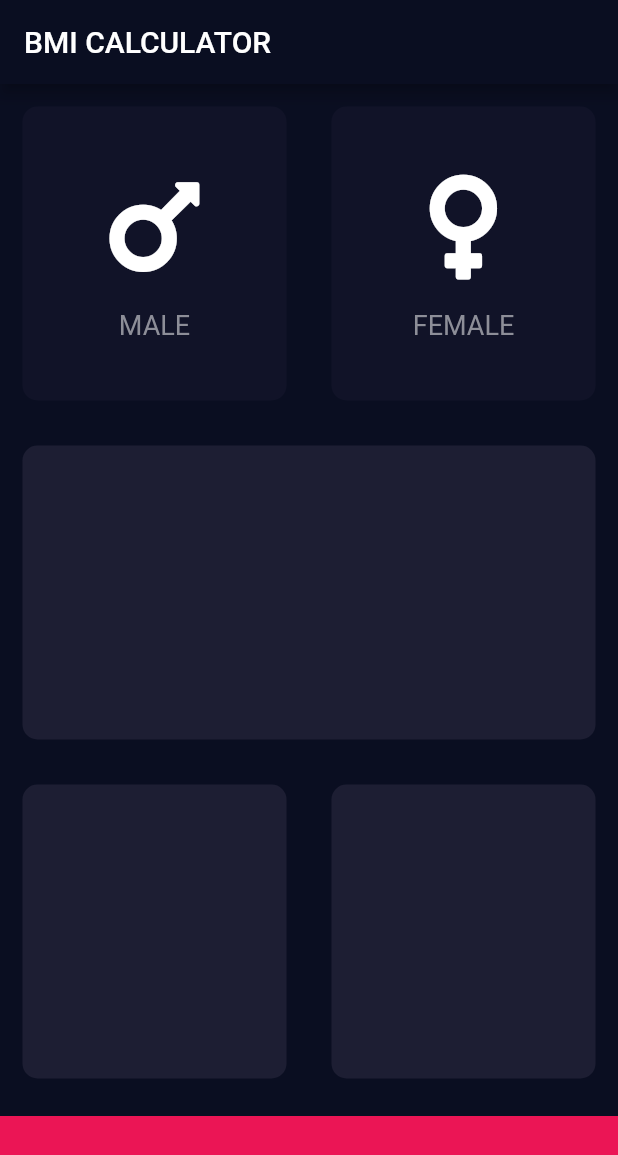
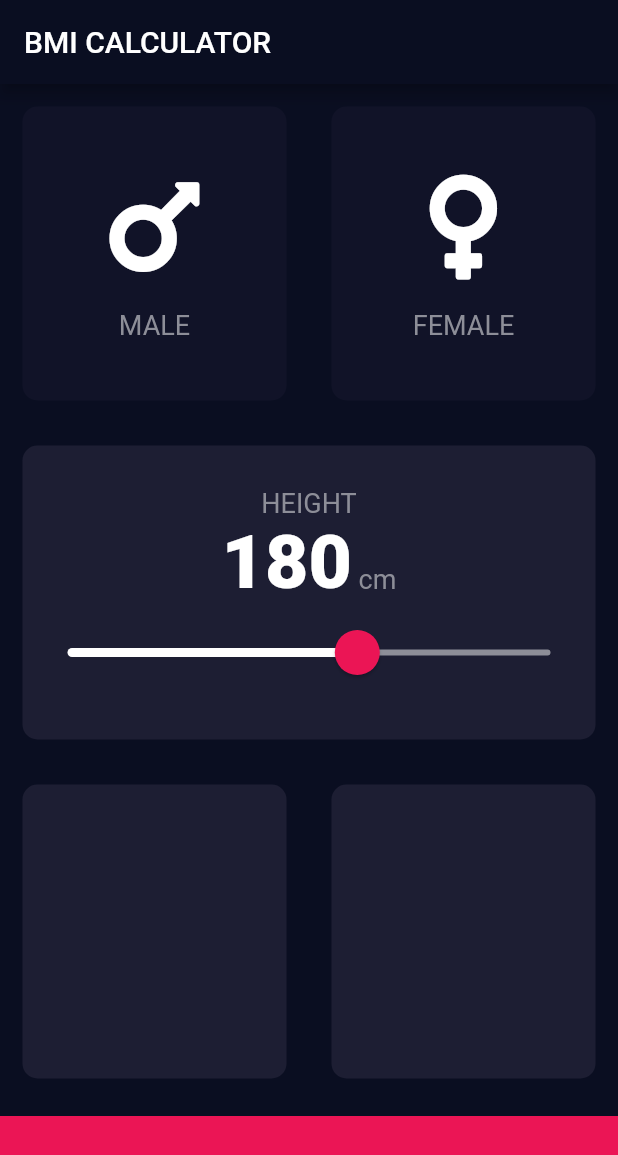
Before and after one commit to RainerGevers/flutter-training, a Flutter app: the screen it shows after launch, on a phone screen of 412 x 824 dp. Shown: the top 1155 px of the screen. Run offline on Flutter 3.47's test engine with Material 2 defaults, Android fonts, the phone set to English and light mode, and no system bars; our stand-ins replace audioplayers, font_awesome_flutter, rflutter_alert.

Commit message:
Added a slider

```diff
--- /dev/null
+++ b/007_bmi-calculator/lib/constants.dart
@@ -0,0 +1,15 @@
+import 'package:flutter/material.dart';
+
+const kBottomContainerHeight = 80.0;
+const kActiveCardColour = Color(0xFF1D1E33);
+const kInactiveCardColour = Color(0xFF111328);
+const kBottomContainerColour = Color(0xFFEB1555);
+const double kMaxHeight = 220;
+const double kMinHeight = 120;
+
+const kLabelTextStyle = TextStyle(
+  fontSize: 18,
+  color: Color(0xFF8D8E98),
+);
+
+const kNumberTextStyle = TextStyle(fontSize: 50, fontWeight: FontWeight.w900);
--- a/007_bmi-calculator/lib/icon_content.dart
+++ b/007_bmi-calculator/lib/icon_content.dart
@@ -1,9 +1,6 @@
 import 'package:flutter/material.dart';
 
-const labelTextStyle = TextStyle(
-  fontSize: 18,
-  color: Color(0xFF8D8E98),
-);
+import 'constants.dart';
 
 class GenderSelectionWidget extends StatelessWidget {
   final IconData genderIcon;
@@ -25,7 +22,7 @@ class GenderSelectionWidget extends StatelessWidget {
         ),
         Text(
           genderText,
-          style: labelTextStyle,
+          style: kLabelTextStyle,
         ),
       ],
     );
--- a/007_bmi-calculator/lib/input_page.dart
+++ b/007_bmi-calculator/lib/input_page.dart
@@ -1,13 +1,9 @@
 import 'package:flutter/material.dart';
 import 'package:font_awesome_flutter/font_awesome_flutter.dart';
 
+import 'constants.dart';
 import 'icon_content.dart';
 import 'reusable_card.dart';
-
-const bottomContainerHeight = 80.0;
-const activeCardColour = Color(0xFF1D1E33);
-const inactiveCardColour = Color(0xFF111328);
-const bottomContainerColour = Color(0xFFEB1555);
 
 enum Gender { male, female }
 
@@ -18,6 +14,7 @@ class InputPage extends StatefulWidget {
 
 class _InputPageState extends State<InputPage> {
   Gender selectedGender;
+  int height = 180;
 
   @override
   Widget build(BuildContext context) {
@@ -26,6 +23,7 @@ class _InputPageState extends State<InputPage> {
         title: Text('BMI CALCULATOR'),
       ),
       body: Column(
+        crossAxisAlignment: CrossAxisAlignment.stretch,
         children: [
           Expanded(
             child: Row(
@@ -33,8 +31,8 @@ class _InputPageState extends State<InputPage> {
                 Expanded(
                   child: ReusableCard(
                     colour: selectedGender == Gender.male
-                        ? activeCardColour
-                        : inactiveCardColour,
+                        ? kActiveCardColour
+                        : kInactiveCardColour,
                     cardChild: GenderSelectionWidget(
                       genderIcon: FontAwesomeIcons.mars,
                       genderText: 'MALE',
@@ -49,8 +47,8 @@ class _InputPageState extends State<InputPage> {
                 Expanded(
                   child: ReusableCard(
                     colour: selectedGender == Gender.female
-                        ? activeCardColour
-                        : inactiveCardColour,
+                        ? kActiveCardColour
+                        : kInactiveCardColour,
                     cardChild: GenderSelectionWidget(
                       genderIcon: FontAwesomeIcons.venus,
                       genderText: 'FEMALE',
@@ -67,7 +65,51 @@ class _InputPageState extends State<InputPage> {
           ),
           Expanded(
             child: ReusableCard(
-              colour: activeCardColour,
+              colour: kActiveCardColour,
+              cardChild: Column(
+                mainAxisAlignment: MainAxisAlignment.center,
+                children: [
+                  Text(
+                    'HEIGHT',
+                    style: kLabelTextStyle,
+                  ),
+                  Row(
+                    mainAxisAlignment: MainAxisAlignment.center,
+                    crossAxisAlignment: CrossAxisAlignment.baseline,
+                    textBaseline: TextBaseline.alphabetic,
+                    children: [
+                      Text(
+                        height.toString(),
+                        style: kNumberTextStyle,
+                      ),
+                      Text(
+                        ' cm',
+                        style: kLabelTextStyle,
+                      ),
+                    ],
+                  ),
+                  SliderTheme(
+                    data: SliderTheme.of(context).copyWith(
+                      thumbColor: Color(0xFFEB1555),
+                      overlayColor: Color(0x29EB1555),
+                      activeTrackColor: Colors.white,
+                      inactiveTrackColor: Color(0xFF8D8E98),
+                      thumbShape: RoundSliderThumbShape(enabledThumbRadius: 15),
+                      overlayShape: RoundSliderOverlayShape(overlayRadius: 30),
+                    ),
+                    child: Slider(
+                      value: height.toDouble(),
+                      min: kMinHeight,
+                      max: kMaxHeight,
+                      onChanged: (double input) {
+                        setState(() {
+                          height = input.round();
+                        });
+                      },
+                    ),
+                  ),
+                ],
+              ),
             ),
           ),
           Expanded(
@@ -75,22 +117,22 @@ class _InputPageState extends State<InputPage> {
               children: [
                 Expanded(
                   child: ReusableCard(
-                    colour: activeCardColour,
+                    colour: kActiveCardColour,
                   ),
                 ),
                 Expanded(
                   child: ReusableCard(
-                    colour: activeCardColour,
+                    colour: kActiveCardColour,
                   ),
                 ),
               ],
             ),
           ),
           Container(
-            color: bottomContainerColour,
+            color: kBottomContainerColour,
             margin: const EdgeInsets.only(top: 10),
             width: double.infinity,
-            height: bottomContainerHeight,
+            height: kBottomContainerHeight,
           ),
         ],
       ),
```
